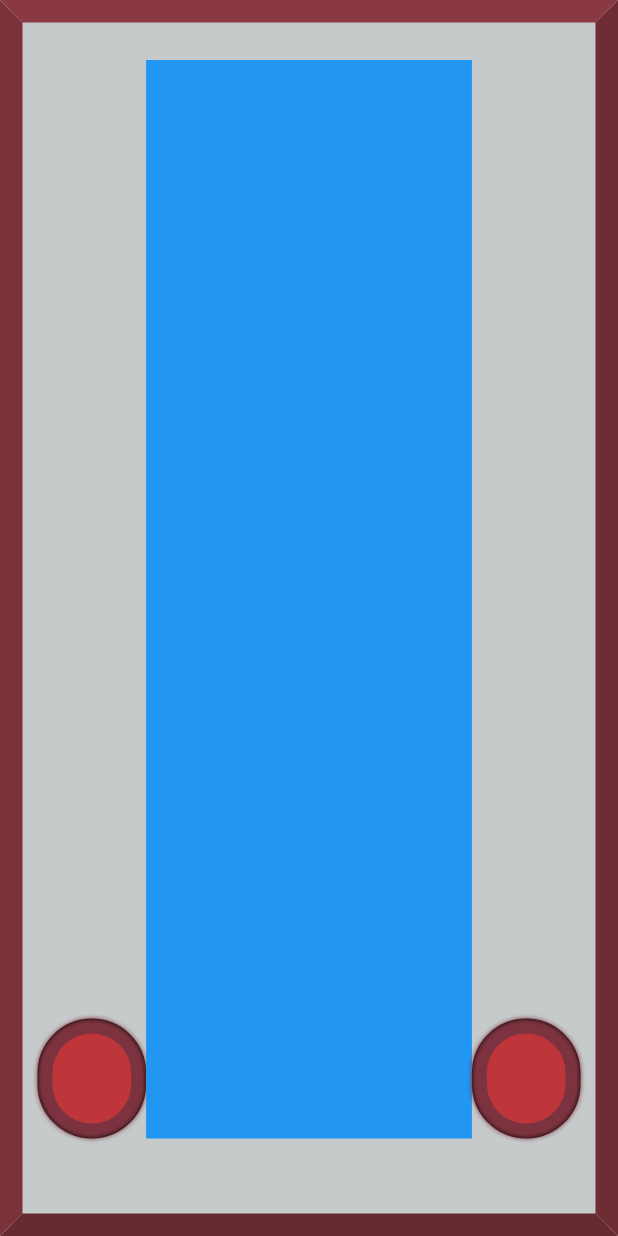
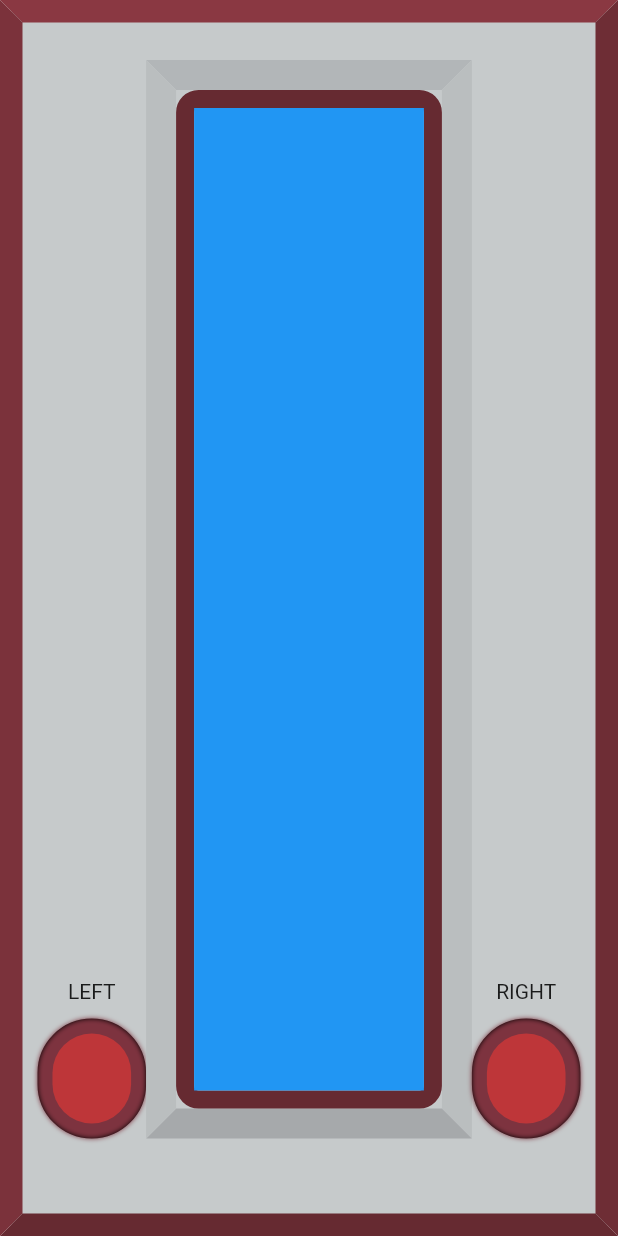
Before and after one commit to bluefireteam/flame_and_watch, a Flutter app: the screen it shows after launch, on a phone screen of 412 x 824 dp. Run offline on Flutter 3.47's test engine with Material 2 defaults, Android fonts, the phone set to English and light mode, and no system bars; missing offline and left inert: flame.

Commit message:
Console game border

```diff
--- a/lib/widgets/console.dart
+++ b/lib/widgets/console.dart
@@ -25,6 +25,10 @@
                 mainAxisAlignment: MainAxisAlignment.end,
                 crossAxisAlignment: CrossAxisAlignment.center,
                 children: [
+                  Text('LEFT'),
+                  SizedBox(
+                    height: 10,
+                  ),
                   GameButton(
                     size: 80,
                     onClick: () {},
@@ -36,10 +40,29 @@
           Expanded(
             flex: 6,
             child: Container(
-              child: Column(
-                children: [
-                  Game(),
-                ],
+              decoration: BoxDecoration(
+                color: Color(0xffc6cacb),
+                border: Border(
+                  top: BorderSide(width: 20, color: Color(0xFFb2b6b8)),
+                  left: BorderSide(width: 20, color: Color(0xFFbabebf)),
+                  right: BorderSide(width: 20, color: Color(0xFFbabebf)),
+                  bottom: BorderSide(width: 20, color: Color(0xffa6a9ab)),
+                ),
+              ),
+              child: Container(
+                decoration: BoxDecoration(
+                  color: Color(0xffc6cacb),
+                  borderRadius: BorderRadius.circular(15),
+                  border: Border.all(
+                    color: Color(0xff662a31),
+                    width: 12,
+                  ),
+                ),
+                child: Column(
+                  children: [
+                    Game(),
+                  ],
+                ),
               ),
             ),
           ),
@@ -50,6 +73,10 @@
                 mainAxisAlignment: MainAxisAlignment.end,
                 crossAxisAlignment: CrossAxisAlignment.center,
                 children: [
+                  Text('RIGHT'),
+                  SizedBox(
+                    height: 10,
+                  ),
                   GameButton(
                     size: 80,
                     onClick: () {},
```
